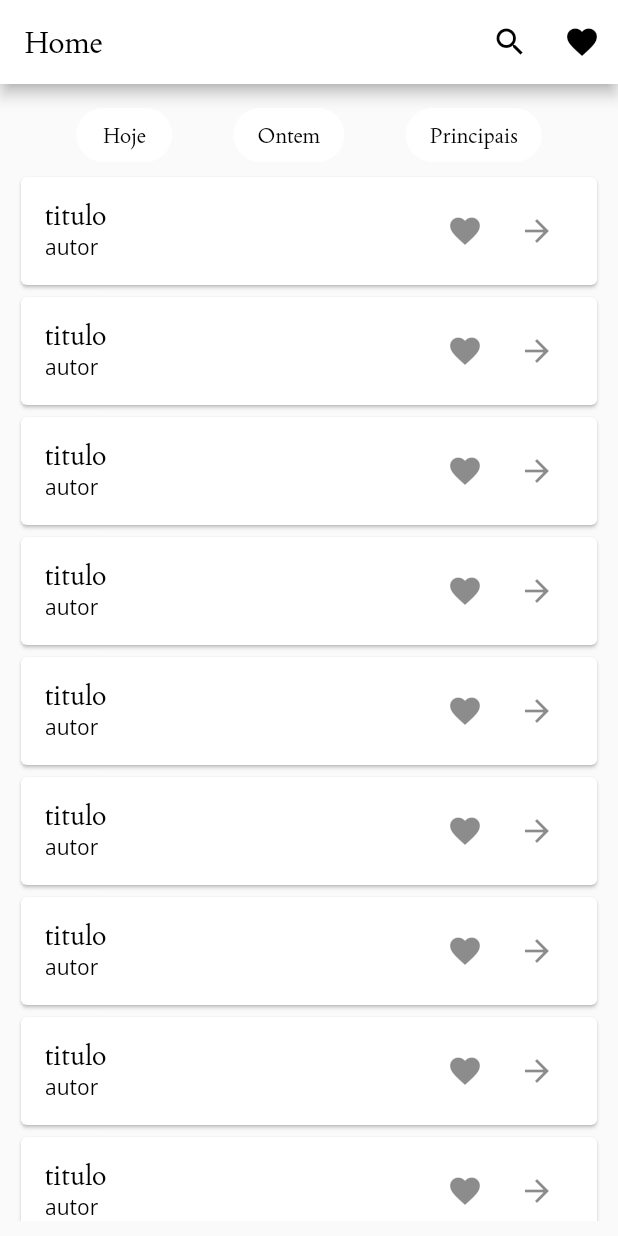
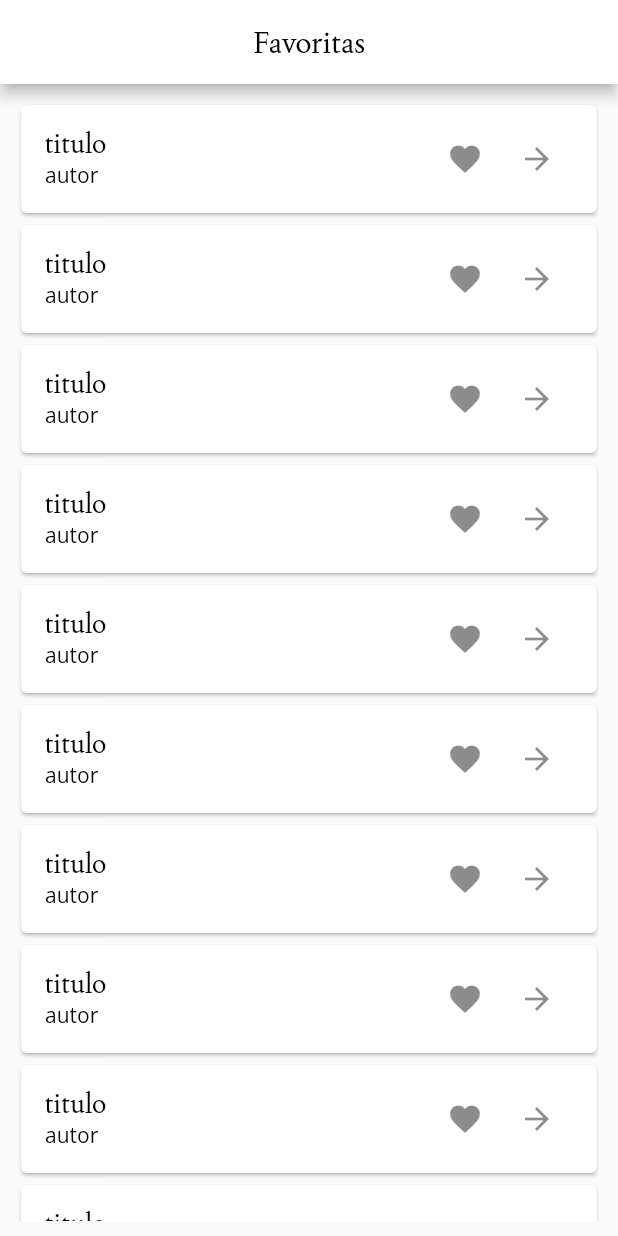
Before and after one commit to iannbraga/projeto_jornal, a Flutter app: the screen it shows after launch, after a tap on the "favorite" icon, on a phone screen of 412 x 824 dp. Run offline on Flutter 3.47's test engine with Material 2 defaults, Android fonts, the phone set to English and light mode, and no system bars; our stand-ins replace dio; network calls fail.

Commit message:
telaHomePageSTF / tela FavoritosPage criada / funcao LerNaIntegra() funcionando

```diff
--- a/lib/controller/home_page_controller.dart
+++ b/lib/controller/home_page_controller.dart
@@ -1,5 +1,4 @@
 import 'package:flutter/widgets.dart';
-import 'package:projeto_jornal/controller/news_page_controller.dart';
 import 'package:projeto_jornal/model/articles_model.dart';
 import 'package:projeto_jornal/repository/artigo_repository.dart';
 
--- /dev/null
+++ b/lib/view/favoritos_page.dart
@@ -0,0 +1,39 @@
+import 'package:flutter/material.dart';
+import 'package:projeto_jornal/widget/list_tile_widget.dart';
+import 'package:url_launcher/url_launcher_string.dart';
+
+class FavoritosPage extends StatelessWidget {
+  const FavoritosPage({Key? key}) : super(key: key);
+
+  @override
+  Widget build(BuildContext context) {
+    return Scaffold(
+      appBar: AppBar(
+        centerTitle: true,
+        title: const Text(
+          "Favoritas",
+          style: TextStyle(fontFamily: "Joan", color: Colors.black),
+        ),
+        backgroundColor: Colors.white,
+      ),
+      body: Padding(
+        padding: const EdgeInsets.all(10.0),
+        child: Expanded(
+          child: ListView.builder(
+            itemCount: 10,
+            itemBuilder: (context, index) {
+              return ListTileWidget(
+                autor: "autor",
+                titulo: "titulo",
+                functionFavoritos: () {},
+                functionLerNaIntegra: () => launchUrlString(
+                  "https://www.google.com.br",
+                ),
+              );
+            },
+          ),
+        ),
+      ),
+    );
+  }
+}
--- a/lib/view/home_page.dart
+++ b/lib/view/home_page.dart
@@ -1,60 +1,121 @@
 import 'package:flutter/material.dart';
-import 'package:projeto_jornal/news_page.dart';
+import 'package:projeto_jornal/controller/home_page_controller.dart';
+import 'package:projeto_jornal/view/favoritos_page.dart';
 import 'package:projeto_jornal/widget/elevated_button_widget.dart';
 import 'package:projeto_jornal/widget/list_tile_widget.dart';
 import 'package:url_launcher/url_launcher_string.dart';
 
 // ignore: use_key_in_widget_constructors
-class HomePage extends StatelessWidget {
+class HomePage extends StatefulWidget {
+  @override
+  State<HomePage> createState() => _HomePageState();
+}
+
+class _HomePageState extends State<HomePage> {
+  final controller = HomePageController();
+
+  @override
+  void initState() {
+    super.initState();
+    controller.start();
+  }
+
+  _success() {
+    return Padding(
+      padding: const EdgeInsets.all(10.0),
+      child: Column(
+        children: [
+          Row(
+            mainAxisAlignment: MainAxisAlignment.spaceEvenly,
+            children: [
+              ElevatedButtonWidget(titulo: "Hoje", funcaoDoBotao: () {}),
+              ElevatedButtonWidget(titulo: "Ontem", funcaoDoBotao: () {}),
+              ElevatedButtonWidget(titulo: "Principais", funcaoDoBotao: () {})
+            ],
+          ),
+          Expanded(
+            child: ListView.builder(
+              itemCount: controller.artigos.length,
+              itemBuilder: (context, index) {
+                var art = controller.artigos[index];
+                return ListTileWidget(
+                  autor: art.author.toString(),
+                  titulo: art.title.toString(),
+                  functionFavoritos: () {},
+                  functionLerNaIntegra: () => launchUrlString(
+                    art.url.toString(),
+                  ),
+                );
+              },
+            ),
+          )
+        ],
+      ),
+    );
+  }
+
+  _error() {
+    return const Center(
+      child: Text("Error"),
+    );
+  }
+
+  _loading() {
+    return const Center(
+      child: CircularProgressIndicator(),
+    );
+  }
+
+  _start() {
+    return Container();
+  }
+
+  stateManagement(HomeState state) {
+    switch (state) {
+      case HomeState.start:
+        return _start();
+
+      case HomeState.loading:
+        return _loading();
+      case HomeState.success:
+        return _success();
+      case HomeState.error:
+        return _error();
+    }
+  }
+
   @override
   Widget build(BuildContext context) {
     return Scaffold(
       appBar: AppBar(
+        centerTitle: true,
         title: const Text(
           "Home",
-          style: TextStyle(fontFamily: "Joan", color: Colors.black),
+          style: TextStyle(
+            fontFamily: "Joan",
+            color: Colors.black,
+          ),
         ),
         backgroundColor: Colors.white,
         actions: <Widget>[
+          // Pesquisar
           IconButton(
             onPressed: () {},
             icon: const Icon(Icons.search, color: Colors.black),
           ),
+          // Favoritos
           IconButton(
-            onPressed: () {},
+            onPressed: () => Navigator.push(context,
+                MaterialPageRoute(builder: (context) => const FavoritosPage())),
             icon: const Icon(Icons.favorite, color: Colors.black),
           )
         ],
       ),
-      body: Padding(
-        padding: const EdgeInsets.all(10.0),
-        child: Column(
-          children: [
-            Row(
-              mainAxisAlignment: MainAxisAlignment.spaceEvenly,
-              children: [
-                ElevatedButtonWidget(titulo: "Hoje", funcaoDoBotao: () {}),
-                ElevatedButtonWidget(titulo: "Ontem", funcaoDoBotao: () {}),
-                ElevatedButtonWidget(titulo: "Principais", funcaoDoBotao: () {})
-              ],
-            ),
-            Expanded(
-              child: ListView.builder(
-                itemCount: 10,
-                itemBuilder: (context, index) {
-                  return ListTileWidget(
-                    autor: "autor",
-                    titulo: "titulo",
-                    functionFavoritos: () => Navigator.push(context,
-                        MaterialPageRoute(builder: (context) => NewsPage())),
-                    functionLerNaIntegra: () =>
-                        launchUrlString("https://www.google.com/br"),
-                  );
-                },
-              ),
-            )
-          ],
-        ),
+      body: AnimatedBuilder(
+        animation: controller.state,
+        builder: (context, child) {
+          return stateManagement(controller.state.value);
+        },
       ),
     );
   }
```
Also changed, not shown: lib/controller/news_page_controller.dart (+5 -5 lines), lib/news_page.dart (deleted, +0 -106 lines).
